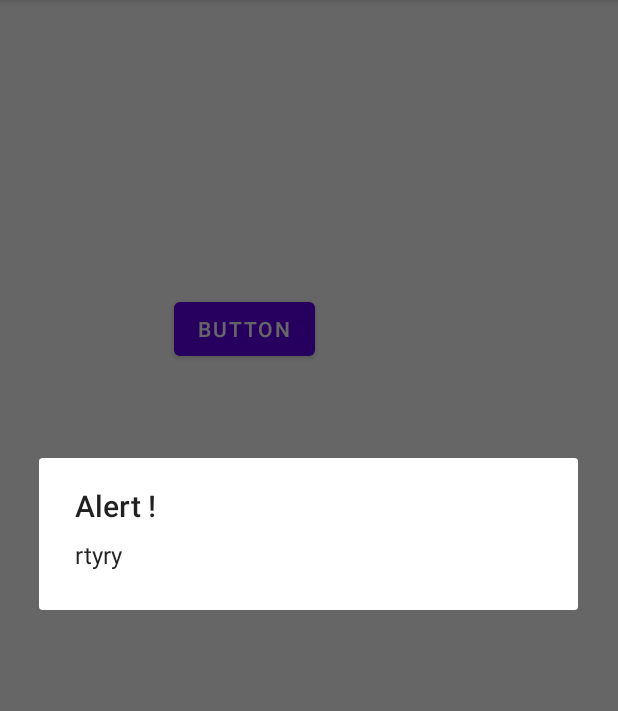
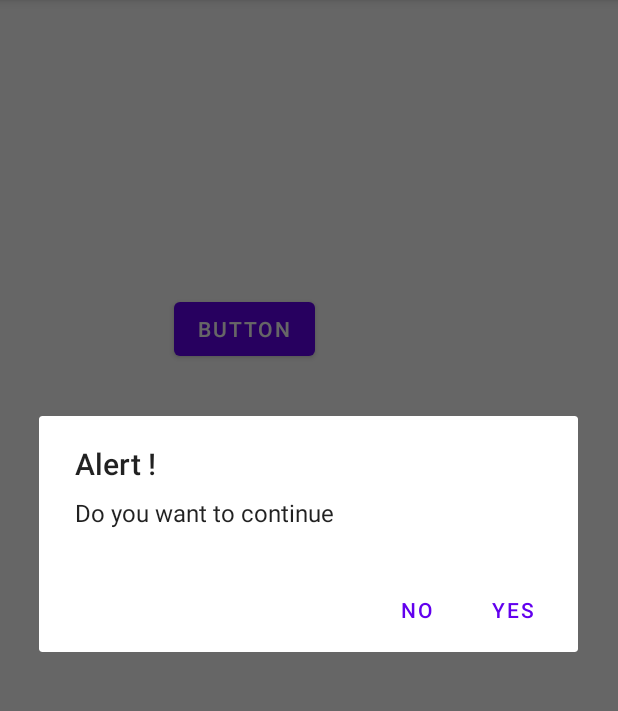
Before and after one commit to SaadHassan117/Toast, an Android app: the screen it shows after launch (MainActivity), after a tap on "BUTTON", on a phone screen of 412 x 824 dp, the part 84-795 px from its top. Run offline under Robolectric (Android 15) with nearby library versions, the phone set to English and light mode, and no system bars.

Commit message:
positive and negative

```diff
--- a/app/src/main/java/com/example/tosteas/MainActivity.java
+++ b/app/src/main/java/com/example/tosteas/MainActivity.java
@@ -3,6 +3,7 @@ package com.example.tosteas;
 import androidx.appcompat.app.AlertDialog;
 import androidx.appcompat.app.AppCompatActivity;
 
+import android.content.DialogInterface;
 import android.content.res.Resources;
 import android.os.Bundle;
 import android.view.View;
@@ -31,12 +32,24 @@ public class MainActivity extends AppCompatActivity {
                 AlertDialog.Builder builder = new AlertDialog.Builder(MainActivity.this);
 
 
-                builder.setMessage("rtyry");
+                builder.setMessage("Do you want to continue");
 
                 builder.setTitle("Alert !");
 
 
                 builder.setCancelable(false);
+                builder.setPositiveButton("yes", new DialogInterface.OnClickListener() {
+                    @Override
+                    public void onClick(DialogInterface dialog, int which) {
+                   finish();
+                    }
+                });
+                builder.setNegativeButton("no", new DialogInterface.OnClickListener() {
+                    @Override
+                    public void onClick(DialogInterface dialog, int which) {
+                        dialog.cancel();
+                    }
+                });
                 AlertDialog alertDialog= builder.create();
                 alertDialog.show();
 
```
